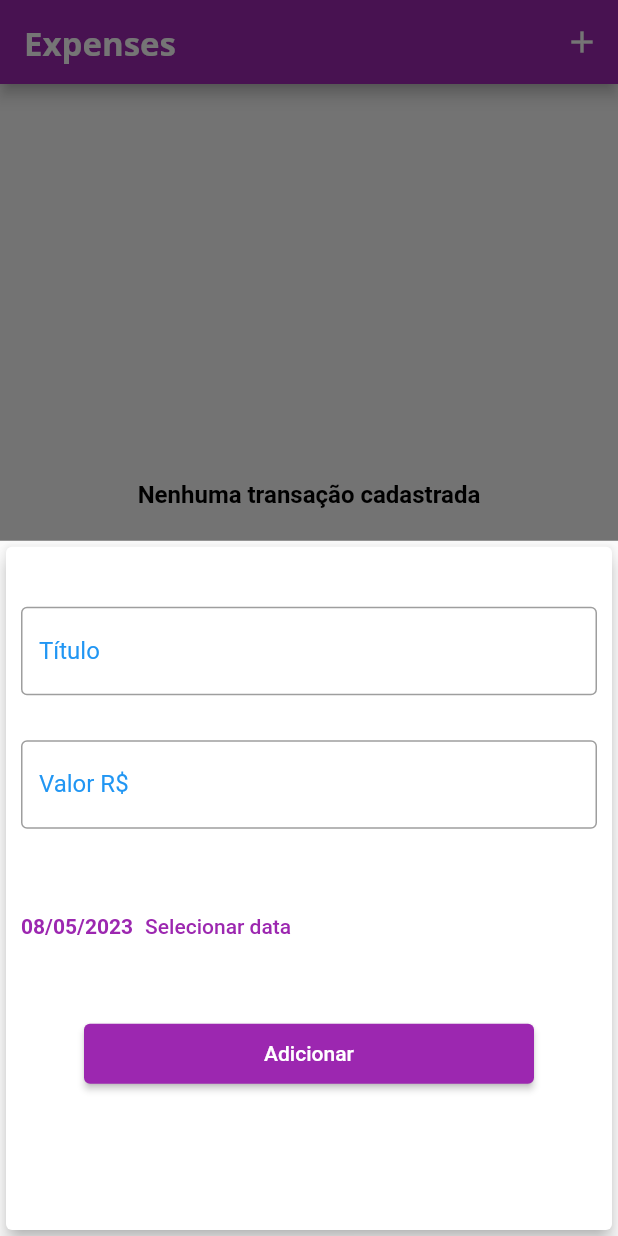
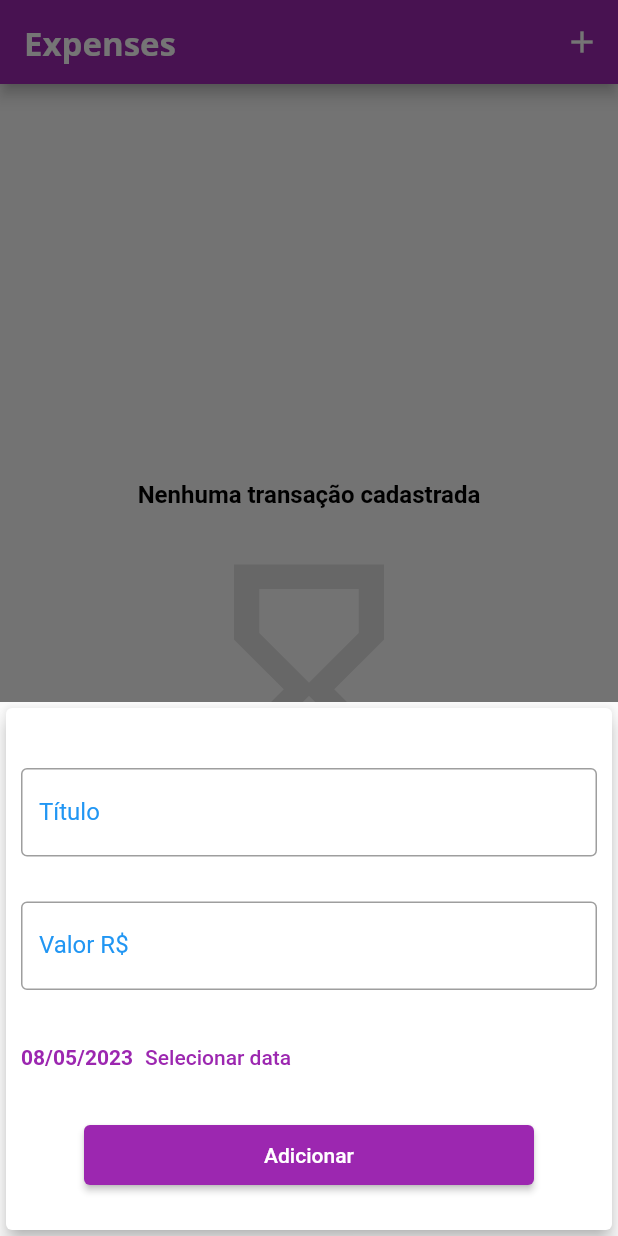
Before and after one commit to trentinrossi/flutter-expenses, a Flutter app: the screen it shows after launch, after a tap on the "add" icon, on a phone screen of 412 x 824 dp. Run offline on Flutter 3.47's test engine with Material 2 defaults, Android fonts, the phone set to English and light mode, and no system bars; our stand-ins replace flutter_slidable; Roboto replaces fonts that are missing (Open Sans).

Commit message:
Fix keyboard responsively

```diff
--- a/lib/components/transaction_form.dart
+++ b/lib/components/transaction_form.dart
@@ -69,7 +69,7 @@ class _TransactionFormState extends State<TransactionForm> {
                 border: OutlineInputBorder(),
               ),
             ),
-            SizedBox(height: 30),
+            SizedBox(height: 10),
             Container(
               height: 70,
               child: Row(
@@ -83,7 +83,7 @@ class _TransactionFormState extends State<TransactionForm> {
                 ],
               ),
             ),
-            SizedBox(height: 30),
+            SizedBox(height: 10),
             Row(
               mainAxisAlignment: MainAxisAlignment.center,
               children: [
@@ -100,7 +100,8 @@ class _TransactionFormState extends State<TransactionForm> {
                       )),
                 ),
               ],
-            )
+            ),
+            SizedBox(height: 20),
           ],
         ),
       ),
--- a/lib/main.dart
+++ b/lib/main.dart
@@ -85,9 +85,16 @@ class _MyHomePageState extends State<MyHomePage> {
 
   _openTransactionFormModal(BuildContext context) {
     showModalBottomSheet(
+        isScrollControlled: true,
         context: context,
         builder: (_) {
-          return TransactionForm(_addTransaction);
+          return SingleChildScrollView(
+              child: Padding(
+            padding: EdgeInsets.only(
+              bottom: MediaQuery.of(context).viewInsets.bottom,
+            ),
+            child: TransactionForm(_addTransaction),
+          ));
         });
   }
 
```
